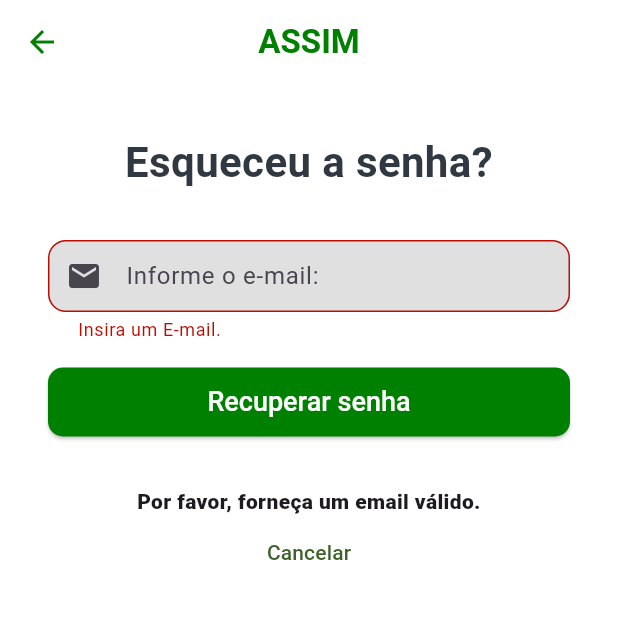
After one commit to wellington067/assim-app-comercio-consumidor, a Flutter app: the ForgotPasswordScreen screen opened by its route, after a tap on "Recuperar senha", on a phone screen of 412 x 824 dp, the top half of it. The commit adds this screen. Run offline on Flutter 3.47's test engine with Material 3 defaults, Android fonts, the phone set to English and light mode, and no system bars; our stand-ins replace bot_toast, brasil_fields, device_preview, dio, file_picker, flutter_local_notifications and 7 more; missing offline and left inert: flutter_pdfview, rate_my_app; accounts and stored records are empty; network calls fail; statements that could not run were skipped.

Commit message:
feat: tela de forgot-password, e alert ao sair da conta.

```diff
--- /dev/null
+++ b/lib/screens/forgot-password/forgot_password_screen.dart
@@ -0,0 +1,141 @@
+import 'package:ecommerceassim/components/appBar/custom_app_bar.dart';
+import 'package:ecommerceassim/shared/components/dialogs/confirm_dialog.dart';
+import 'package:ecommerceassim/shared/constants/app_enums.dart';
+import 'package:flutter/material.dart';
+import 'package:provider/provider.dart';
+import 'package:ecommerceassim/components/buttons/custom_text_button.dart';
+import 'package:ecommerceassim/components/forms/custom_text_form_field.dart';
+import 'package:ecommerceassim/components/utils/vertical_spacer_box.dart';
+import 'package:ecommerceassim/shared/constants/app_number_constants.dart';
+import 'package:ecommerceassim/shared/validation/validate_mixin.dart';
+import 'package:ecommerceassim/shared/constants/style_constants.dart';
+import 'package:ecommerceassim/shared/core/controllers/forgot_password_controller.dart';
+
+class ForgotPasswordScreen extends StatelessWidget with ValidationMixin {
+  ForgotPasswordScreen({super.key});
+  final GlobalKey<FormState> formKey = GlobalKey<FormState>();
+
+  Future<void> _showSuccessMessage(BuildContext context) async {
+    confirmDialog(
+      context,
+      'Email Enviado',
+      'Um email de redefinição de senha foi enviado para o seu endereço de email.',
+      'Cancelar',
+      'Ok',
+      onConfirm: () {
+        Navigator.of(context).pop();
+      },
+    );
+  }
+
+  Future<void> _showErrorMessage(BuildContext context, String message) async {
+    confirmDialog(
+      context,
+      'Erro',
+      message,
+      'Cancelar',
+      'Ok',
+    );
+  }
+
+  @override
+  Widget build(BuildContext context) {
+    return ChangeNotifierProvider(
+      create: (_) => ForgotPasswordController(),
+      child: Consumer<ForgotPasswordController>(
+        builder: (context, controller, child) => Scaffold(
+          backgroundColor: kOnSurfaceColor,
+          appBar: const CustomAppBar(
+            automaticallyImplyLeading: true,
+          ),
+          body: SingleChildScrollView(
+            child: Padding(
+              padding: const EdgeInsets.all(kDefaultPadding),
+              child: Form(
+                key: formKey,
+                child: Column(
+                  mainAxisAlignment: MainAxisAlignment.center,
+                  crossAxisAlignment: CrossAxisAlignment.stretch,
+                  children: [
+                    Text(
+                      'Esqueceu a senha?',
+                      style: kTitle.copyWith(fontWeight: FontWeight.bold),
+                      textAlign: TextAlign.center,
+                    ),
+                    const VerticalSpacerBox(size: SpacerSize.huge),
+                    CustomTextFormField(
+                      hintText: 'Informe o e-mail:',
+                      icon: Icons.email,
+                      controller: controller.emailController,
+                      validateForm: (value) => isValidEmail(value),
+                    ),
+                    const VerticalSpacerBox(size: SpacerSize.medium),
+                    ElevatedButton(
+                      onPressed: () async {
+                        if (formKey.currentState!.validate()) {
+                          controller.status = ForgotPasswordStatus.loading;
+                          controller.notifyListeners();
+                          try {
+                            await controller.sendResetPasswordEmail();
+                            if (context.mounted) {
+                              controller.status = ForgotPasswordStatus.done;
+                              controller.notifyListeners();
+                              _showSuccessMessage(context);
+                            }
+                          } catch (e) {
+                            if (context.mounted) {
+                              controller.status = ForgotPasswordStatus.idle;
+                              controller.notifyListeners();
+                              _showErrorMessage(context,
+                                  e.toString().replaceAll('Exception: ', ''));
+                            }
+                          }
+                        } else {
+                          controller.setErrorMessage(
+                              'Por favor, forneça um email válido.');
+                        }
+                      },
+                      style: ElevatedButton.styleFrom(
+                        backgroundColor: kDetailColor,
+                        shape: const RoundedRectangleBorder(
+                          borderRadius: BorderRadius.all(Radius.circular(10)),
+                        ),
+                        padding: const EdgeInsets.symmetric(vertical: 12),
+                        textStyle: const TextStyle(
+                            fontSize: 18, fontWeight: FontWeight.w500),
+                      ),
+                      child: const Text(
+                        'Recuperar senha',
+                        style: TextStyle(
+                          color: Colors.white,
+                        ),
+                      ),
+                    ),
+                    const VerticalSpacerBox(size: SpacerSize.medium),
+                    if (controller.status == ForgotPasswordStatus.loading)
+                      const Center(
+                        child: CircularProgressIndicator(color: kDetailColor),
+                      ),
+                    const VerticalSpacerBox(size: SpacerSize.medium),
+                    if (controller.errorMessage != null)
+                      Text(
+                        controller.errorMessage!,
+                        style: kCaption1,
+                        textAlign: TextAlign.center,
+                      ),
+                    CustomTextButton(
+                      title: 'Cancelar',
+                      onPressed: () {
+                        Navigator.of(context).pop();
+                      },
+                    ),
+                  ],
+                ),
+              ),
+            ),
+          ),
+        ),
+      ),
+    );
+  }
+}
--- a/lib/screens/screens_index.dart
+++ b/lib/screens/screens_index.dart
@@ -27,4 +27,6 @@ class Screens {
   static const String cidades = '/cidade/cidade_screen';
   static const String pagamento = '/pedidos/payment_screen';
   static const String marcarEnviado = '/pedidos/finalizar/mark_delivery_screen';
+  static const String recuperarSenha =
+      '/forgot-password/forgot_password_screen';
 }
--- /dev/null
+++ b/lib/shared/core/controllers/forgot_password_controller.dart
@@ -0,0 +1,64 @@
+import 'package:flutter/material.dart';
+import 'package:ecommerceassim/shared/core/repositories/sign_in_repository.dart';
+
+class ForgotPasswordController with ChangeNotifier {
+  final SignInRepository _repository = SignInRepository();
+  String? errorMessage;
+  var status = ForgotPasswordStatus.idle;
+
+  final TextEditingController emailController = TextEditingController();
+
+  Future<void> sendResetPasswordEmail() async {
+    try {
+      if (emailController.text.isEmpty) {
+        throw Exception("Por favor, forneça seu email.");
+      }
+
+      status = ForgotPasswordStatus.loading;
+      notifyListeners();
+
+      bool emailExists =
+          await _repository.checkEmailExists(emailController.text);
+      if (!emailExists) {
+        throw Exception("O email fornecido não está registrado.");
+      }
+
+      await _repository.sendResetPasswordEmail(emailController.text);
+
+      if (!emailController.hasListeners) return;
+      status = ForgotPasswordStatus.done;
+      notifyListeners();
+      setErrorMessage("Email de redefinição de senha enviado com sucesso.");
+    } catch (e) {
+      if (!emailController.hasListeners) return;
+      status = ForgotPasswordStatus.idle;
+      notifyListeners();
+      setErrorMessage(e is Exception
+          ? e.toString().replaceAll('Exception: ', '')
+          : 'Falha ao enviar email de redefinição de senha. Tente novamente mais tarde.');
+      throw e;
+    }
+  }
+
+  void setErrorMessage(String value) async {
+    errorMessage = value;
+    notifyListeners();
+    await Future.delayed(const Duration(seconds: 2));
+    if (!emailController.hasListeners) return;
+    errorMessage = null;
+    notifyListeners();
+  }
+
+  @override
+  void dispose() {
+    emailController.dispose();
+    super.dispose();
+  }
+}
+
+enum ForgotPasswordStatus {
+  idle,
+  loading,
+  done,
+  error,
+}
```
Also changed, not shown: lib/app.dart (+18 -11 lines), lib/components/appBar/custom_app_bar.dart (+4 -84 lines), lib/screens/profile/profile_screen.dart (+15 -6 lines), lib/screens/signin/sign_in_screen.dart (+14 -93 lines).
